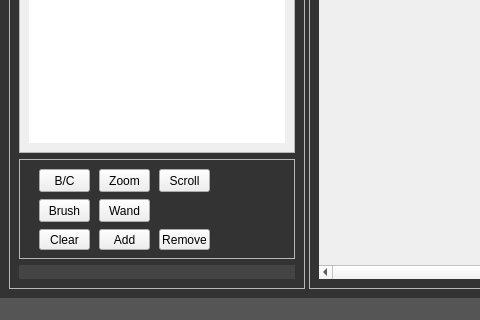
First picture: the form in source/mainwindow.ui, repository HaukeBartsch/ImageSegmentationEditor, before the edit; both pictures show x 0 to 480 and y 427 to 747 of the 1278 by 747 pixel window.
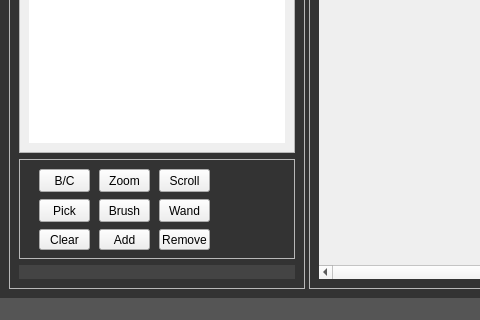
Second picture: the form after the edit.

Patch:
```diff
--- a/source/mainwindow.ui
+++ b/source/mainwindow.ui
@@ -312,7 +312,7 @@
             <widget class="QToolButton" name="toolButton_2">
              <property name="geometry">
               <rect>
-               <x>20</x>
+               <x>80</x>
                <y>40</y>
                <width>51</width>
                <height>23</height>
@@ -367,7 +367,7 @@
             <widget class="QToolButton" name="toolButton_6">
              <property name="geometry">
               <rect>
-               <x>80</x>
+               <x>140</x>
                <y>40</y>
                <width>51</width>
                <height>23</height>
@@ -412,6 +412,22 @@
               <bool>true</bool>
              </property>
             </widget>
+            <widget class="QToolButton" name="pickTool">
+             <property name="geometry">
+              <rect>
+               <x>20</x>
+               <y>40</y>
+               <width>51</width>
+               <height>23</height>
+              </rect>
+             </property>
+             <property name="text">
+              <string>Pick</string>
+             </property>
+             <property name="checkable">
+              <bool>true</bool>
+             </property>
+            </widget>
            </widget>
           </item>
          </layout>
```
Left out of the diff: 3 changed lines with no effect on the pictures.
